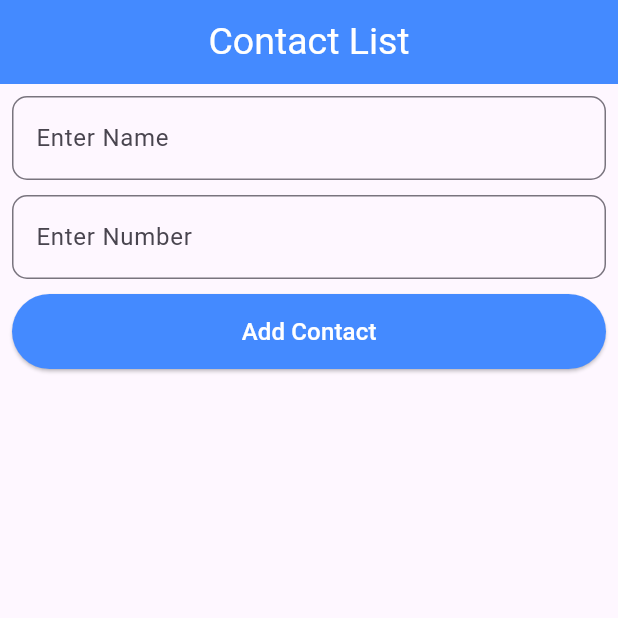
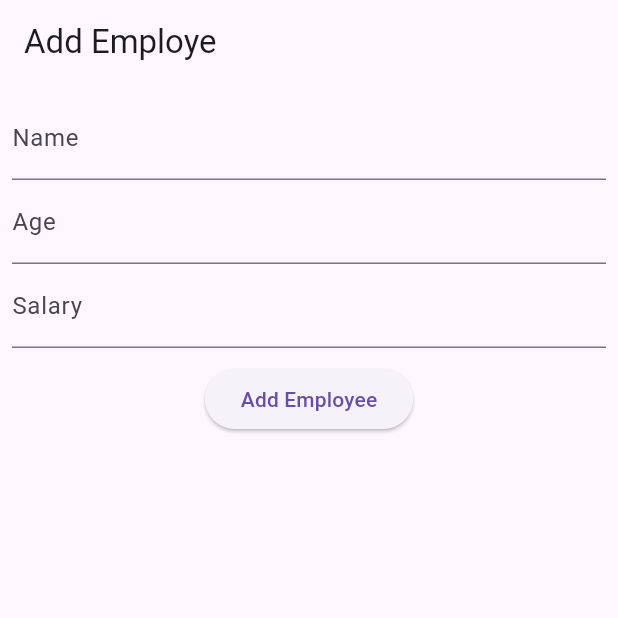
Before and after one commit to AfsanaDev/module_10_assignment, a Flutter app: the screen it shows after launch, on a phone screen of 412 x 824 dp, the top half of it. Run offline on Flutter 3.47's test engine with Material 3 defaults, Android fonts, the phone set to English and light mode, and no system bars.

Commit message:
Create simple Ui screen for add employe name, age and salary using TextFormField and ELevetedButton widget

```diff
--- /dev/null
+++ b/lib/addEmployee.dart
@@ -0,0 +1,44 @@
+import 'package:flutter/material.dart';
+
+class Addemployee extends StatelessWidget {
+  const Addemployee({super.key});
+
+  @override
+  Widget build(BuildContext context) {
+    return Scaffold(
+      appBar: AppBar(title: const Text("Add Employe"),),
+      body: Padding(
+        padding: const EdgeInsets.all(8.0),
+        child: Column(
+          children: [
+            TextFormField(
+              decoration: const InputDecoration(
+               // border: OutlineInputBorder(),
+                labelText: 'Name',
+              ),
+              keyboardType: TextInputType.name,
+            ),
+             TextFormField(
+              decoration: const InputDecoration(
+               // border: OutlineInputBorder(),
+                labelText: 'Age',
+              ),
+              keyboardType: TextInputType.number,
+            ),
+             TextFormField(
+              decoration: const InputDecoration(
+               // border: OutlineInputBorder(),
+                labelText: 'Salary',
+              ),
+              keyboardType: TextInputType.number,
+            ),
+            SizedBox(height: 10,),
+            ElevatedButton(onPressed: (){
+
+            }, child: Text('Add Employee')),
+          ],
+        ),
+      ),
+    );
+  }
+}
--- a/lib/main.dart
+++ b/lib/main.dart
@@ -1,4 +1,5 @@
 import 'package:flutter/material.dart';
+import 'package:module_10_assignment/addEmployee.dart';
 import 'package:module_10_assignment/contactListScreen.dart';
 
 void main() {
@@ -13,7 +14,8 @@ class MyApp extends StatelessWidget {
   Widget build(BuildContext context) {
     return MaterialApp(
       debugShowCheckedModeBanner: false,
-      home: const Contactlistscreen(),
+      home: Addemployee(),
+      //const Contactlistscreen(),
     );
   }
 }
```
